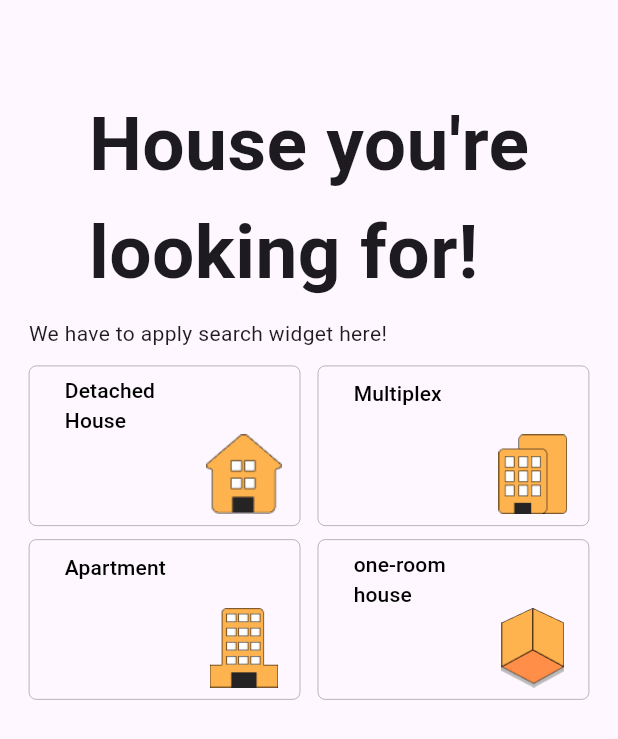
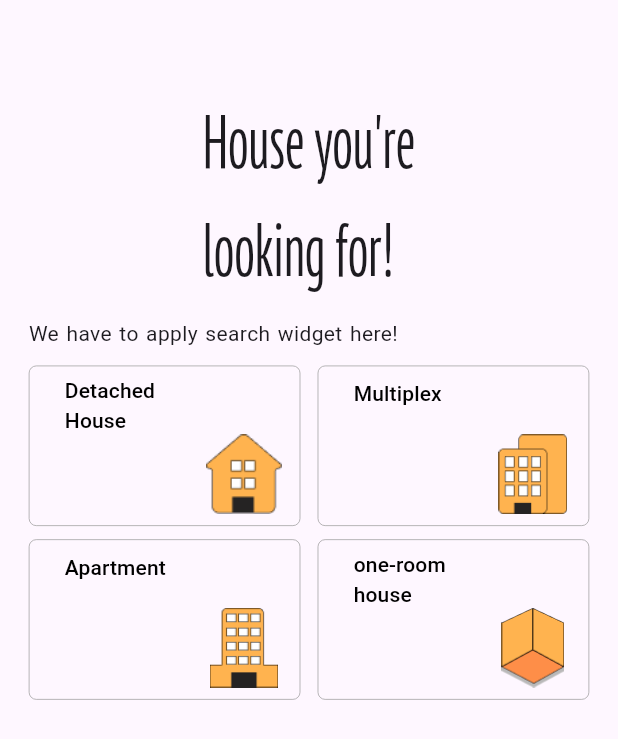
Before and after one commit to uuccu/somo, a Flutter app: the screen it shows after launch, after a tap on "Login With Facebook", on a phone screen of 412 x 824 dp. Shown: the top 739 px of the screen. Run offline on Flutter 3.47's test engine with Material 2 defaults, Android fonts, the phone set to English and light mode, and no system bars; our stand-ins replace get.

Commit message:
feat: push force

```diff
--- /dev/null
+++ b/lib/page/google_map_page.dart
@@ -0,0 +1,13 @@
+import 'package:flutter/widgets.dart';
+
+class GoogleMapPage extends StatefulWidget {
+  @override
+  _GoogleMapPageState createState() => _GoogleMapPageState();
+}
+
+class _GoogleMapPageState extends State<GoogleMapPage> {
+  @override
+  Widget build(BuildContext context) {
+    return Container();
+  }
+}
--- a/lib/page/login_page.dart
+++ b/lib/page/login_page.dart
@@ -18,7 +18,7 @@ class _LoginPageState extends State {
           children: [
             Padding(
               padding: EdgeInsets.only(
-                top: Screen.designToScreenHeight(context, 149 - 40),
+                top: Screen.designToScreenHeight(context, 149),
                 bottom: Screen.designToScreenHeight(context,
                     417 - 149 - 212), // shit!! dirty code! but no much time! ㅠㅠ
               ),
@@ -44,6 +44,68 @@ class _LoginPageState extends State {
               text: 'Browse without Login',
               imageUrl: null,
             ),
+            Row(
+              children: [
+                Padding(
+                  padding: EdgeInsets.only(
+                    left: Screen.designToScreenWidth(context, 75),
+                  ),
+                ),
+                SizedBox(
+                  width: Screen.designToScreenWidth(context, 85.61),
+                  child: const Divider(
+                    color: Colors.grey,
+                    thickness: 0.5,
+                  ),
+                ),
+                Padding(
+                  padding: EdgeInsets.only(
+                    left: Screen.designToScreenWidth(context, 6),
+                  ),
+                ),
+                const Text(
+                  'or connect with',
+                  style: TextStyle(
+                    color: Colors.black,
+                    fontSize: 13.5,
+                  ),
+                ),
+                Padding(
+                  padding: EdgeInsets.only(
+                    left: Screen.designToScreenWidth(context, 6),
+                  ),
+                ),
+                SizedBox(
+                  width: Screen.designToScreenWidth(context, 85.61),
+                  child: const Divider(
+                    color: Colors.grey,
+                    thickness: 0.5,
+                  ),
+                ),
+              ],
+            ),
+            const Image(
+                image: AssetImage('asset/image/login_logo/twitter_logo.png')),
+            Padding(
+              padding: EdgeInsets.only(
+                top: Screen.designToScreenHeight(context, 30),
+                bottom: Screen.designToScreenHeight(context, 56),
+              ),
+              child: TextButton(
+                  onPressed: () {},
+                  child: const Text(
+                    'Don’t have any account? Sign Up',
+                    style: TextStyle(color: Colors.black, fontSize: 12),
+                  )),
+            ),
+            const Text(
+              'By continuing with an account located in Cambodia,\nyou agree to our Terms of Service and acknowledge\n that you have read our Privacy Policy.',
+              textAlign: TextAlign.center,
+              style: TextStyle(
+                color: Colors.grey,
+                fontSize: 10,
+              ),
+            )
           ],
         ),
       ),
--- a/lib/page/main.dart
+++ b/lib/page/main.dart
@@ -15,10 +15,11 @@ class MyApp extends StatelessWidget {
   @override
   Widget build(BuildContext context) {
     return GetMaterialApp(
+      themeMode: ThemeMode.system,
       localizationsDelegates: GlobalMaterialLocalizations.delegates,
       supportedLocales: const [Locale('en', 'US'), Locale('km', 'kmer')],
       title: 'SOMO',
-      theme: ThemeData(useMaterial3: true),
+      theme: ThemeData(useMaterial3: true, fontFamily: 'apple'),
       debugShowCheckedModeBanner: false,
       home: FutureBuilder(
         future: () async {
--- a/lib/page/my_home_page.dart
+++ b/lib/page/my_home_page.dart
@@ -17,20 +17,18 @@ class _MyHomePageState extends State<MyHomePage> {
         children: [
           Padding(
               padding: EdgeInsets.only(
-                  top: Screen.designToScreenHeight(context, 68))),
+            top: Screen.designToScreenHeight(context, 68),
+          )),
+          const Text(
+            'House you\'re\nlooking for! ',
+            textAlign: TextAlign.left,
+            style: TextStyle(
+              fontFamily: 'hgg',
+              fontSize: 50,
+            ),
+          ),
           Column(
             children: [
-              Padding(
-                  padding: EdgeInsets.only(
-                      left: Screen.designToScreenWidth(context, 20))),
-              Text(
-                'House you\'re\nlooking for! ',
-                style: TextStyle(
-                  fontSize: 50,
-                  // fontStyle: FontStyle.italic,
-                  fontWeight: FontWeight.bold,
-                ),
-              ),
               Padding(
                   padding: EdgeInsets.only(
                       bottom: Screen.designToScreenHeight(context, 9))),
--- a/lib/util/device/screen.dart
+++ b/lib/util/device/screen.dart
@@ -5,6 +5,8 @@ class Screen {
   static const double _figmaWidth = 430;
   static const double _figmaHeight = 932;
 
+  static double _width(BuildContext context) =>
+      MediaQuery.of(context).size.width;
   static double _heightWithoutStatusBarAndBottomBar(BuildContext context) =>
       MediaQuery.of(context).size.height -
       MediaQuery.of(context).padding.top -
@@ -24,6 +26,9 @@ class Screen {
   static double designToScreenWidth(BuildContext context, double designWidth) =>
       _widthWithoutLeftRight(context) * designWidth / Screen._figmaWidth;
 
+  static double designToFontSize(BuildContext context, double designFontSize) =>
+      _width(context) * designFontSize / Screen._figmaWidth;
+
   // static double safeAreaHeight(BuildContext context) =>
   //     MediaQuery.of(context).padding.top +
   //     MediaQuery.of(context).padding.bottom;
@@ -41,8 +46,6 @@ class Screen {
   // static double safeAreaWidthWithoutLeft(BuildContext context) =>
   //     MediaQuery.of(context).padding.left;
 
-  // static double _width(BuildContext context) =>
-  //     MediaQuery.of(context).size.width;
   // static double height(BuildContext context) =>
   //     MediaQuery.of(context).size.height;
 
--- a/lib/widget/button_widget.dart
+++ b/lib/widget/button_widget.dart
@@ -43,6 +43,7 @@ class ButtonWidget extends StatelessWidget {
         ),
       ),
       onPressed: () {
+        onPressed();
         Get.offAll(() => onPressed());
       },
       child: Row(children: boxContents),
--- a/lib/widget/login_button_widget.dart
+++ b/lib/widget/login_button_widget.dart
@@ -18,15 +18,25 @@ class LoginButtonWidget extends StatelessWidget {
   Widget build(BuildContext context) {
     List<Widget> contents = <Widget>[
       imageUrl?.isNotEmpty ?? false
-          ? Image(
-              image: AssetImage(imageUrl!),
-            )
+          ? Image(image: AssetImage(imageUrl!))
           : Container(),
-      SizedBox(width: Screen.designToScreenWidth(context, 45)),
-      Text(text),
+      imageUrl?.isNotEmpty ?? false
+          ? SizedBox(width: Screen.designToScreenWidth(context, 45))
+          : SizedBox(width: Screen.designToScreenWidth(context, 50)),
+      Text(
+        text,
+        textAlign: TextAlign.center,
+        style: TextStyle(
+          fontSize: Screen.designToScreenHeight(context, 14),
+          color: Colors.black,
+        ),
+      ),
     ];
 
-    return ButtonWidget(
+    return Padding(
+      padding:
+          EdgeInsets.only(bottom: Screen.designToScreenHeight(context, 19)),
+      child: ButtonWidget(
         text: text,
         imageUrl: imageUrl,
         color: Colors.white,
@@ -37,6 +47,7 @@ class LoginButtonWidget extends StatelessWidget {
           Get.offAll(() => const MyHomePage());
         },
         boxContents: contents,
+      ),
     );
   }
 }
```
Also changed, not shown: pubspec.yaml (+13 -1 lines), asset/font/HGG.ttf (added), asset/font/apple_symbol.ttf (added), asset/image/apple_logo.png (deleted), asset/image/facebook_logo.png (deleted), asset/image/google_logo.png (deleted), asset/image/login_logo/twitter_logo.png (added), pubspec.lock, 2 other files. Lines whose indentation alone changed are shown as unchanged.
